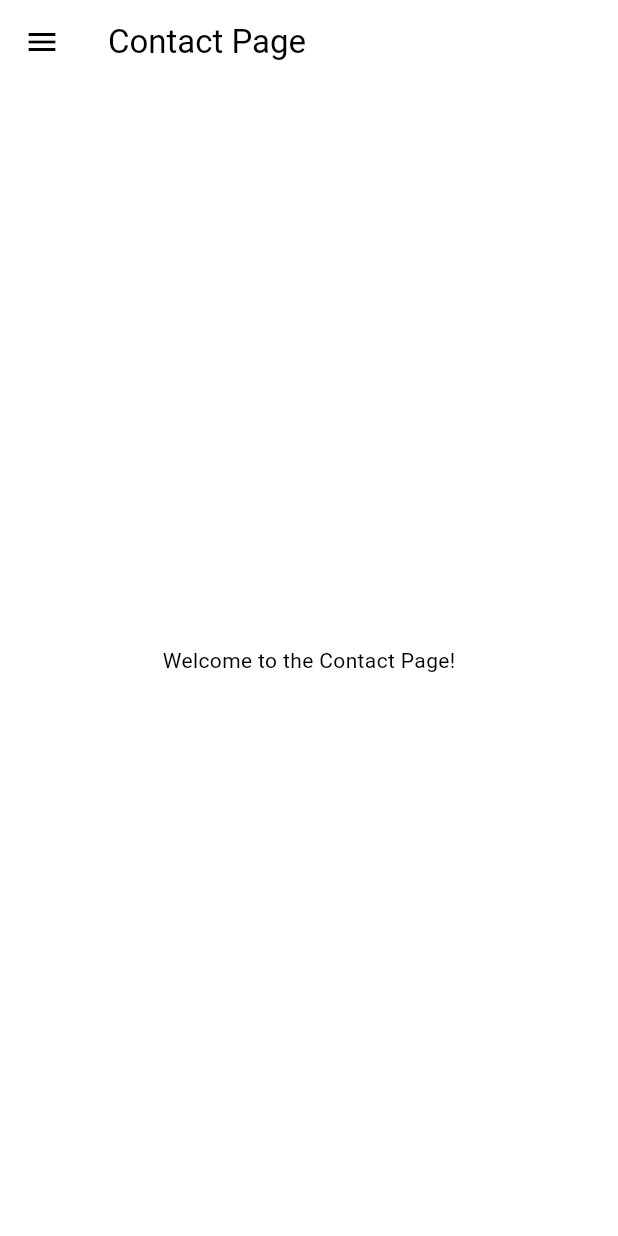
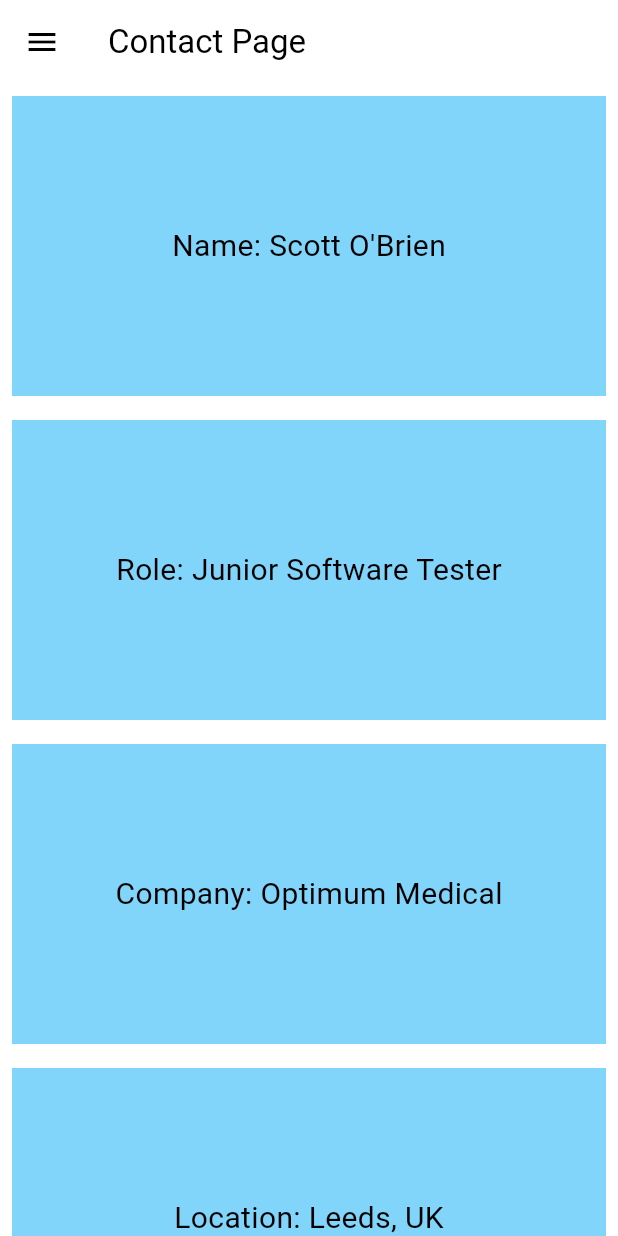
Before and after one commit to SO-1993/portfolio_flutter_app, a Flutter app: the ContactPage screen opened by its route, on a phone screen of 412 x 824 dp. Run offline on Flutter 3.47's test engine with Material 3 defaults, Android fonts, the phone set to English and light mode, and no system bars.

Commit message:
Created a ListView of contact information displayed on Contact Page

```diff
--- a/lib/main.dart
+++ b/lib/main.dart
@@ -27,7 +27,7 @@
         '/profile_page': (context) => const ProfilePage(),
         '/projects_page': (context) => const ProjectsPage(),
         '/skills_page': (context) => const SkillsPage(),
-        '/contact_page': (context) => const ContactPage(),
+        '/contact_page': (context) => ContactPage(),
         '/settings_page': (context) => const SettingsPage(),
       }
     );
--- a/lib/pages/contact_page.dart
+++ b/lib/pages/contact_page.dart
@@ -1,18 +1,33 @@
 import 'package:flutter/material.dart';
 import 'package:portfolio_flutter_app/widgets/side_menu.dart';
+import 'package:portfolio_flutter_app/widgets/square.dart';
 
 class ContactPage extends StatelessWidget {
-  const ContactPage({super.key});
+  ContactPage({super.key});
+
+  final List _posts = [
+      "Name: Scott O'Brien",
+      "Role: Junior Software Tester",
+      "Company: Optimum Medical",
+      "Location: Leeds, UK",
+    ];
 
   @override
   Widget build(BuildContext context) {
+
     return Scaffold(
       appBar: AppBar(
         title: const Text('Contact Page'),
       ),
       drawer: const SideMenu(),
-      body: const Center(
-        child: Text('Welcome to the Contact Page!'),
+
+      body: ListView.builder(
+          itemCount: _posts.length,
+          itemBuilder: (context, index) {
+            return MySquare(
+              child: _posts[index],
+            );
+          }
       ),
     );
   }
--- /dev/null
+++ b/lib/widgets/square.dart
@@ -0,0 +1,24 @@
+import 'package:flutter/material.dart';
+
+class MySquare extends StatelessWidget {
+  const MySquare({super.key, required this.child});
+
+  final String child;
+
+  @override
+  Widget build(BuildContext context) {
+    return Padding(
+      padding: const EdgeInsets.all(8.0),
+      child: Container(
+        height: 200,
+        color: Colors.lightBlue[200],
+        child: Center(
+          child: Text(
+            child, style: TextStyle(
+              fontSize: 20
+              ),
+        )),
+      ),
+    );
+  }
+}
```
